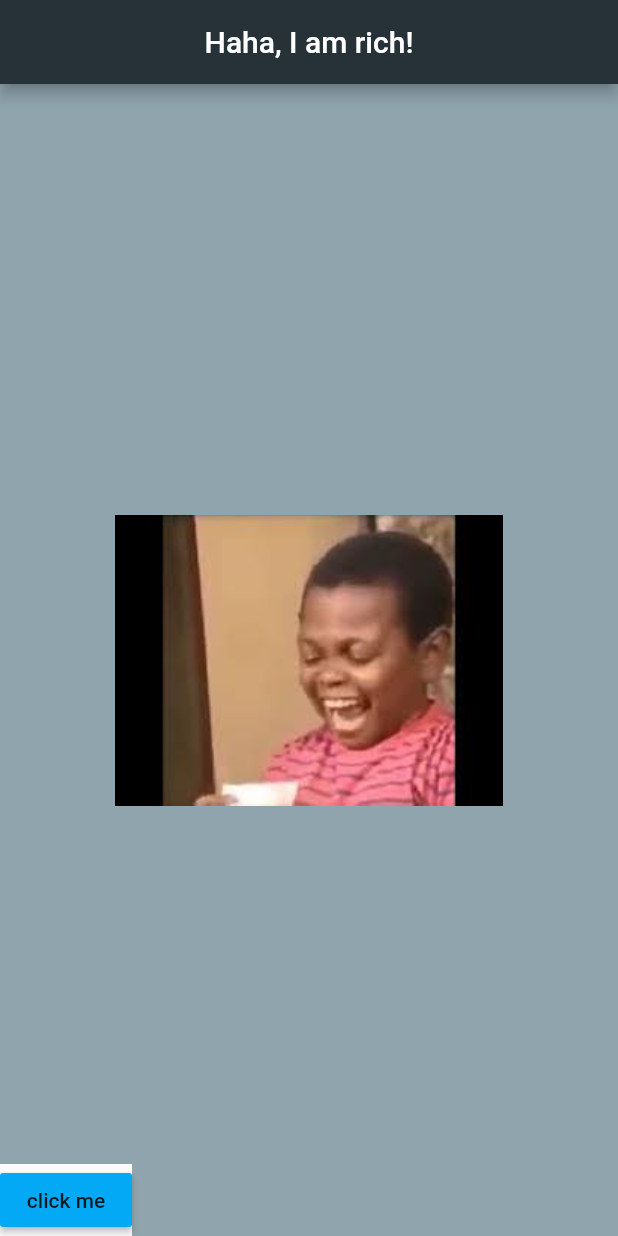
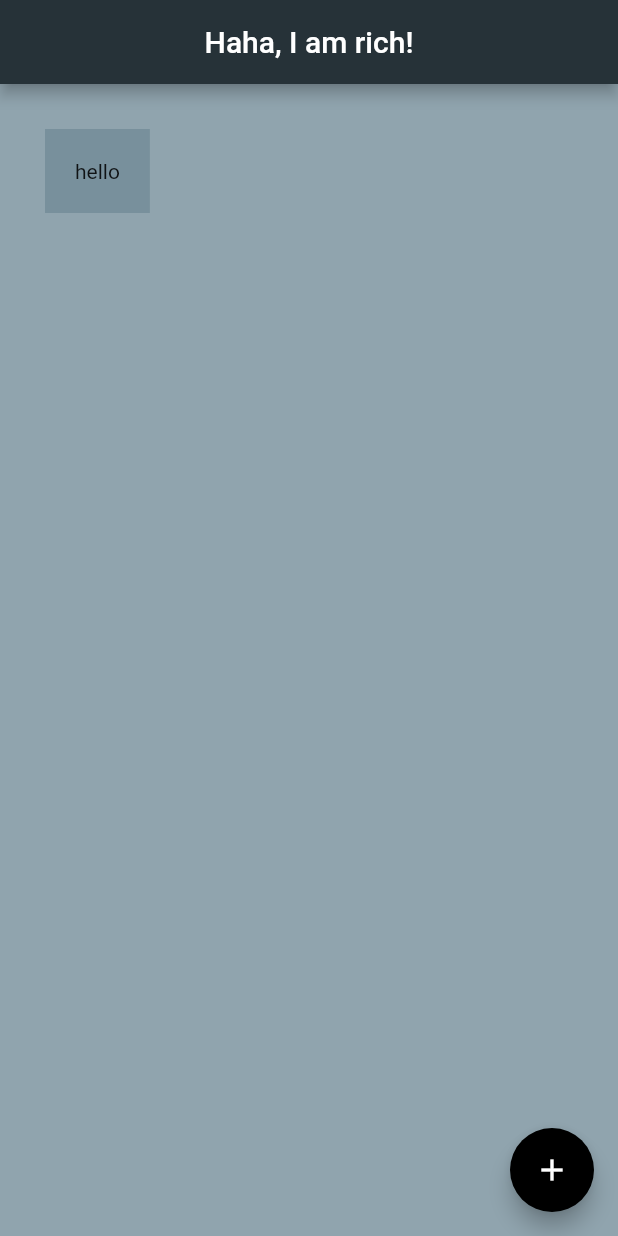
Before and after one commit to deadpanther/flutterExercise, a Flutter app: the screen it shows after launch, on a phone screen of 412 x 824 dp. Run offline on Flutter 3.47's test engine with Material 2 defaults, Android fonts, the phone set to English and light mode, and no system bars.

Commit message:
Added text and floating button

```diff
--- a/lib/main.dart
+++ b/lib/main.dart
@@ -1,6 +1,8 @@
 import 'package:flutter/material.dart';
+import 'package:flutter/foundation.dart' as foundation;
 
 void main() => runApp(MaterialApp(
+      title: 'I am rich',
       home: Home(),
     ));
 
@@ -14,17 +16,17 @@ class Home extends StatelessWidget {
         centerTitle: true,
         backgroundColor: Colors.blueGrey[900],
       ),
-      body: Center(
-        child: Image.asset(
-          'assets/images/rich_kid.jpg',
-          width: 300,
-          height: 500,
-        ),
+      body: Container(
+        padding: EdgeInsets.all(20.0),
+        margin: EdgeInsets.all(30.0),
+        color: Colors.blueGrey[400],
+        child: Text('hello'),
       ),
-      bottomSheet: RaisedButton(
-        onPressed: () {},
-        child: Text('click me'),
-        color: Colors.lightBlue,
+      floatingActionButton: FloatingActionButton(
+        tooltip: 'Add', // used by assistive technologies
+        child: Icon(Icons.add),
+        backgroundColor: Colors.black,
+        onPressed: (null),
       ),
     );
   }
```
